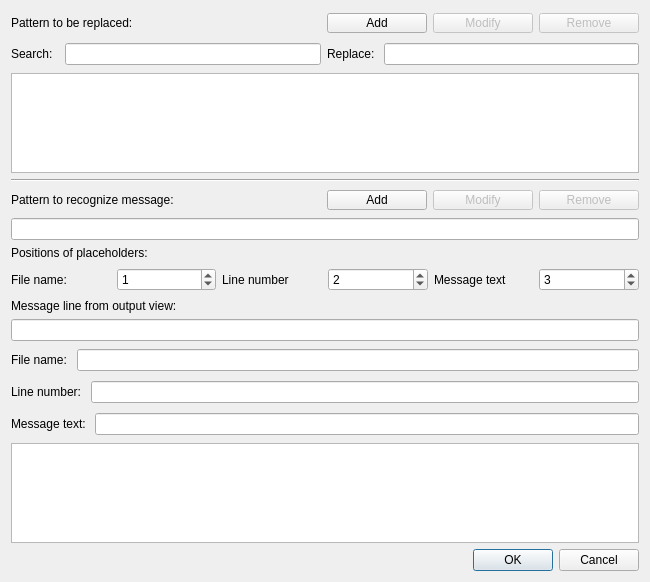
This is GitView/source/outputparser.ui in Rolloke/GUI-Apps as Qt 5 draws it before an edit. The edited form follows.
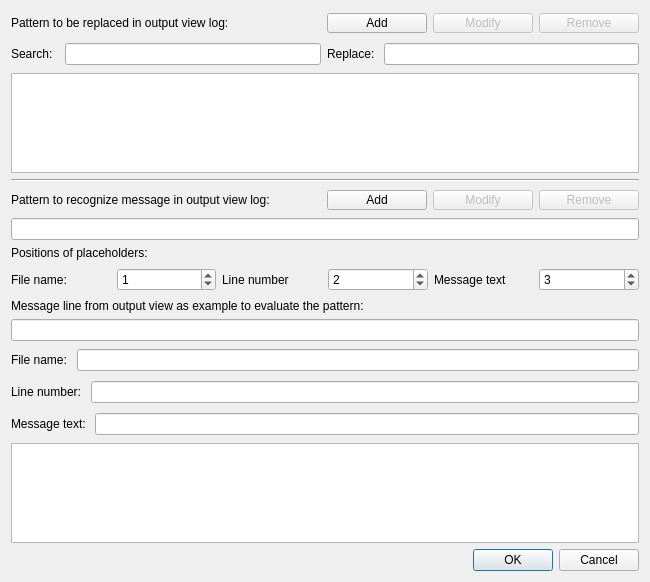
This is the edited form.

Diff of the .ui file:
```diff
--- a/GitView/source/outputparser.ui
+++ b/GitView/source/outputparser.ui
@@ -27,7 +27,7 @@
        <item>
         <widget class="QLabel" name="labelPatternForReplacement">
          <property name="text">
-          <string>Pattern to be replaced:</string>
+          <string>Pattern to be replaced in output view log:</string>
          </property>
         </widget>
        </item>
@@ -153,7 +153,7 @@
        <item>
         <widget class="QLabel" name="labelPatternForMessage">
          <property name="text">
-          <string>Pattern to recognize message:</string>
+          <string>Pattern to recognize message in output view log:</string>
          </property>
         </widget>
        </item>
@@ -297,7 +297,7 @@
         </size>
        </property>
        <property name="text">
-        <string>Message line from output view:</string>
+        <string>Message line from output view as example to evaluate the pattern:</string>
        </property>
       </widget>
      </item>
```
Left out of the diff: 13 changed lines with no effect on the pictures.
